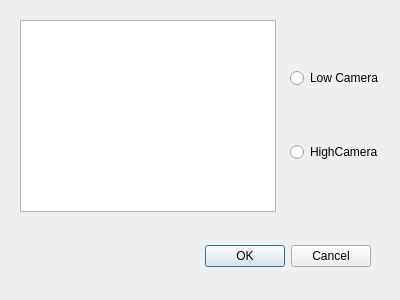
The window that ui/Ui_PortDialog.ui (alvaro893/sensor-reader) describes before a commit, drawn with Qt 5.
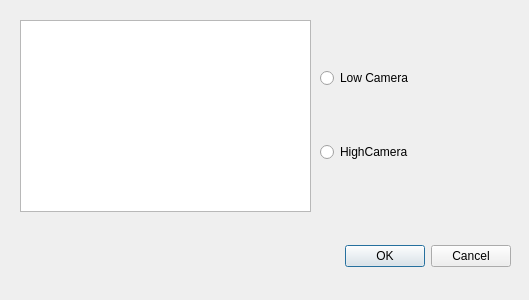
The same window after the commit.

Commit message: add delte camera button

Patch:
```diff
--- a/ui/Ui_PortDialog.ui
+++ b/ui/Ui_PortDialog.ui
@@ -9,7 +9,7 @@
    <rect>
     <x>0</x>
     <y>0</y>
-    <width>400</width>
+    <width>529</width>
     <height>300</height>
    </rect>
   </property>
@@ -24,10 +24,13 @@
     <rect>
      <x>30</x>
      <y>240</y>
-     <width>341</width>
+     <width>481</width>
      <height>32</height>
     </rect>
    </property>
+   <property name="autoFillBackground">
+    <bool>false</bool>
+   </property>
    <property name="orientation">
     <enum>Qt::Horizontal</enum>
    </property>
@@ -38,9 +41,9 @@
   <widget class="QWidget" name="layoutWidget">
    <property name="geometry">
     <rect>
-     <x>290</x>
+     <x>320</x>
      <y>20</y>
-     <width>101</width>
+     <width>191</width>
      <height>191</height>
     </rect>
    </property>
@@ -66,7 +69,7 @@
     <rect>
      <x>20</x>
      <y>20</y>
-     <width>256</width>
+     <width>291</width>
      <height>192</height>
     </rect>
    </property>
```
The commit also changes 2 other files.
